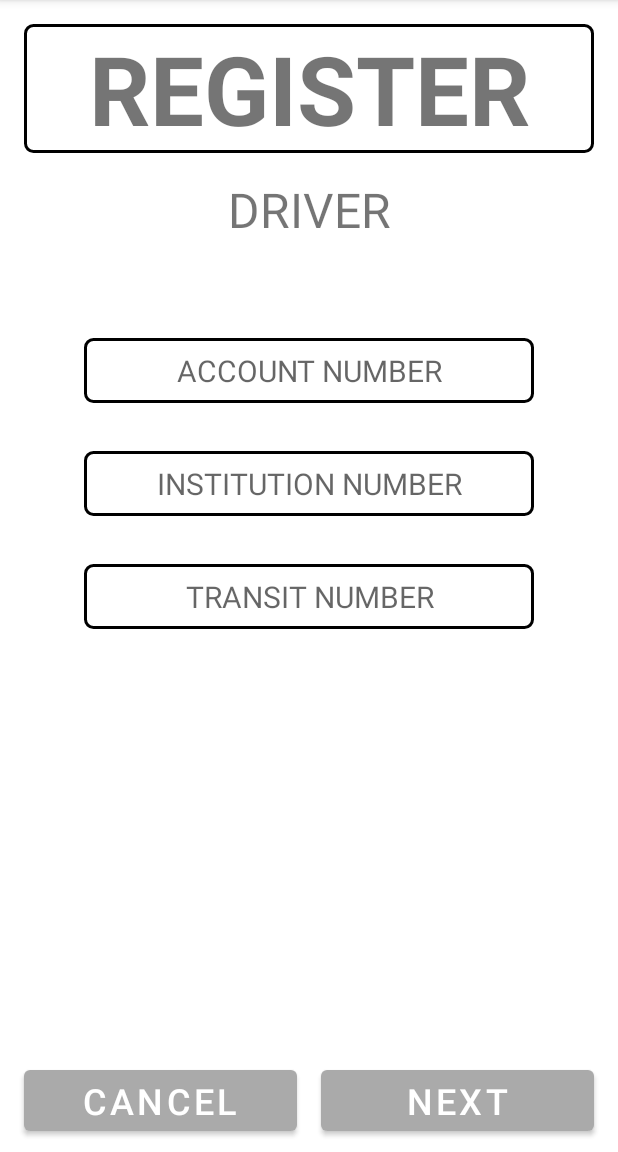
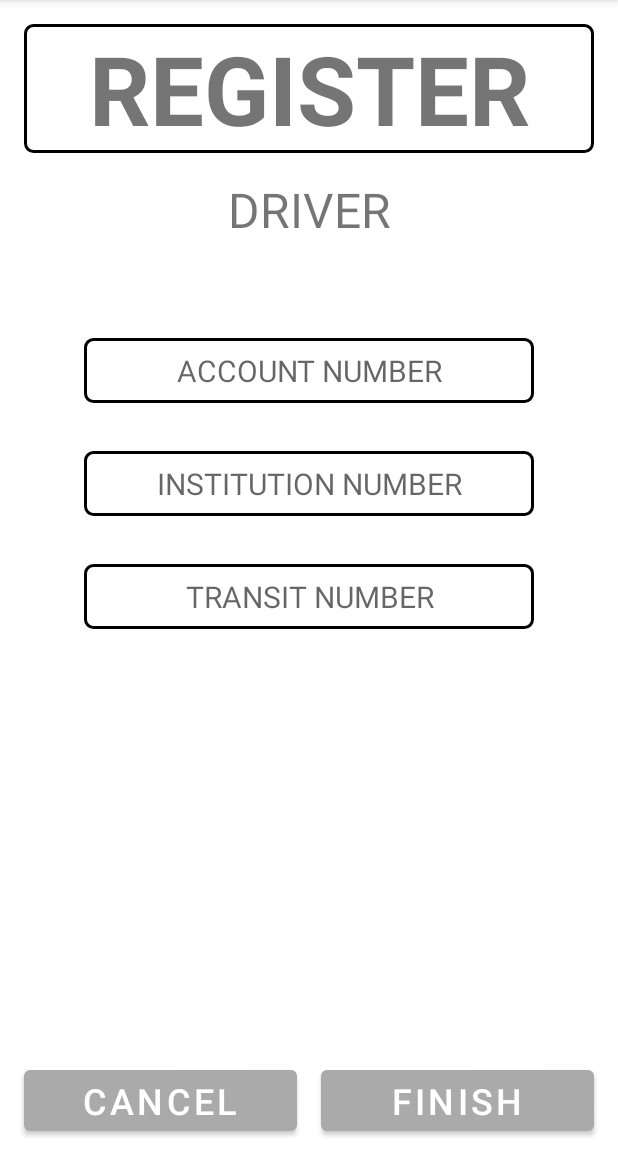
Before and after one commit to jchan201/ShopSmart, an Android app: the DriverSignup3Activity screen opened directly, with no data from a screen before it, on a phone screen of 412 x 824 dp, the part 84-1236 px from its top. Run offline under Robolectric (Android 15) with nearby library versions, the light colour scheme and no system bars.

Commit message:
Replaced "next" button with "finish" button

```diff
--- a/app/src/main/java/com/shopsmart/shopsmart/DriverSignup3Activity.java
+++ b/app/src/main/java/com/shopsmart/shopsmart/DriverSignup3Activity.java
@@ -32,7 +32,7 @@ public class DriverSignup3Activity extends AppCompatActivity implements View.OnC
         }
 
         this.binding.btnCancel.setOnClickListener(this);
-        this.binding.btnNext.setOnClickListener(this);
+        this.binding.btnFinish.setOnClickListener(this);
     }
 
     @Override
@@ -45,7 +45,7 @@ public class DriverSignup3Activity extends AppCompatActivity implements View.OnC
                     startActivity(mainIntent);
                     break;
                 }
-                case R.id.btn_next: {
+                case R.id.btn_finish: {
                     // Validate data
                     if (this.validateData()) {
                         // Update AppUser Object
--- a/app/src/main/res/layout/activity_driver_signup3.xml
+++ b/app/src/main/res/layout/activity_driver_signup3.xml
@@ -84,7 +84,7 @@
         android:layout_width="0dp"
         android:layout_height="wrap_content"
         app:layout_constraintStart_toStartOf="parent"
-        app:layout_constraintEnd_toStartOf="@id/btn_next"
+        app:layout_constraintEnd_toStartOf="@id/btn_finish"
         app:layout_constraintTop_toBottomOf="@id/edit_transit_number"
         app:layout_constraintBottom_toBottomOf="parent"
         app:layout_constraintVertical_bias="1.0"
@@ -95,7 +95,7 @@
         android:textSize="24sp"/>
 
     <Button
-        android:id="@+id/btn_next"
+        android:id="@+id/btn_finish"
         android:layout_width="0dp"
         android:layout_height="wrap_content"
         app:layout_constraintBottom_toBottomOf="parent"
@@ -105,7 +105,7 @@
         app:layout_constraintVertical_bias="1.0"
         android:layout_marginEnd="16dp"
         android:layout_marginBottom="8dp"
-        android:text="NEXT"
+        android:text="FINISH"
         android:textSize="24sp"/>
 
 </androidx.constraintlayout.widget.ConstraintLayout>
```
